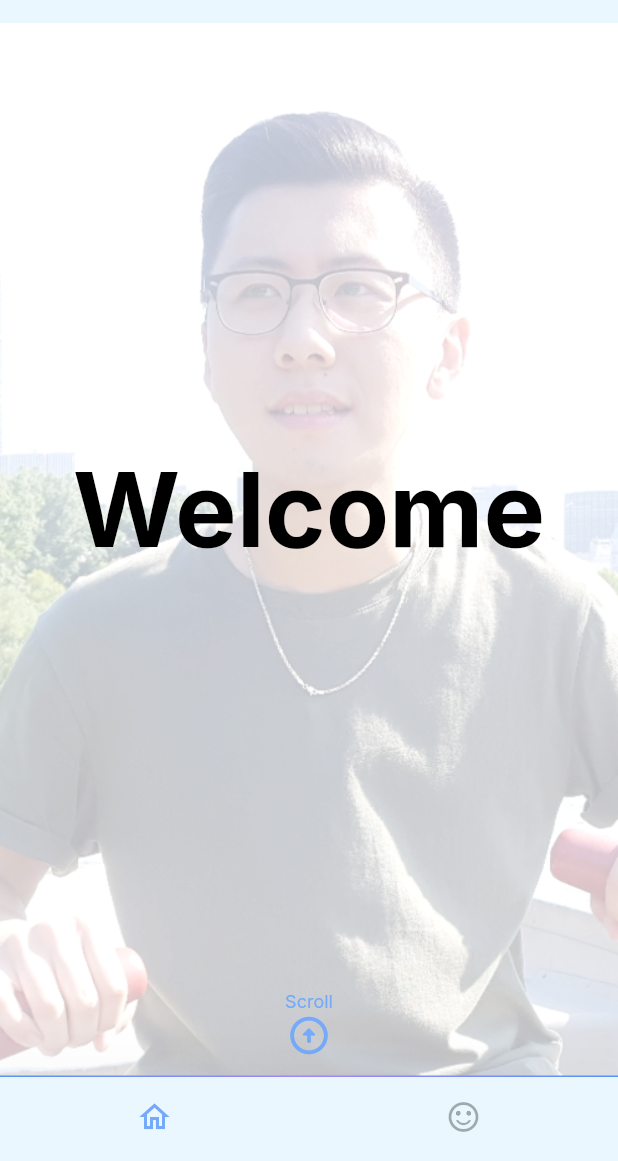
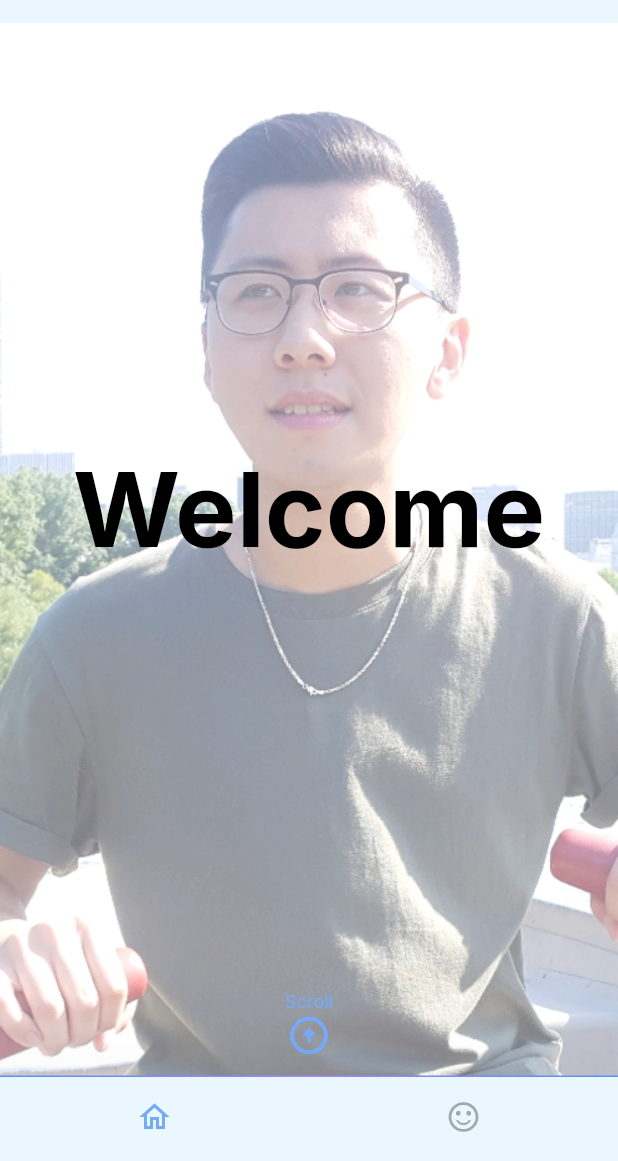
Before and after one commit to rickycheuk/my_web, a Flutter app: the screen it shows after launch, scrolled down 576 dp, on a phone screen of 412 x 824 dp, the part 75-1236 px from its top. Run offline on Flutter 3.47's test engine with Material 2 defaults, Android fonts, the phone set to English and light mode, and no system bars; drawn by our look-alikes of animated_text_kit; our stand-ins replace cloud_firestore, firebase_analytics, firebase_auth, firebase_core, google_fonts; missing offline and left inert: flutter_rounded_progress_bar; accounts and stored records are empty; network calls fail.

Commit message:
update landing page

```diff
--- a/lib/pages/home_page.dart
+++ b/lib/pages/home_page.dart
@@ -166,7 +166,7 @@ Widget welcomePage(double width, Color? textColor) {
           alignment: Alignment.center,
           padding: const EdgeInsets.fromLTRB(15, 15, 15, 15),
           decoration:
-              BoxDecoration(color: textC == kContentColorDarkTheme ? Colors.black.withOpacity(0.7) : Colors.white.withOpacity(0.7)),
+              BoxDecoration(color: textC == kContentColorDarkTheme ? Colors.black.withOpacity(0.7) : Colors.white.withOpacity(0.4)),
           child: Flex(direction: Axis.vertical, children: [
             Expanded(
                 child: Container(
```
Also changed, not shown: 1 other file.
